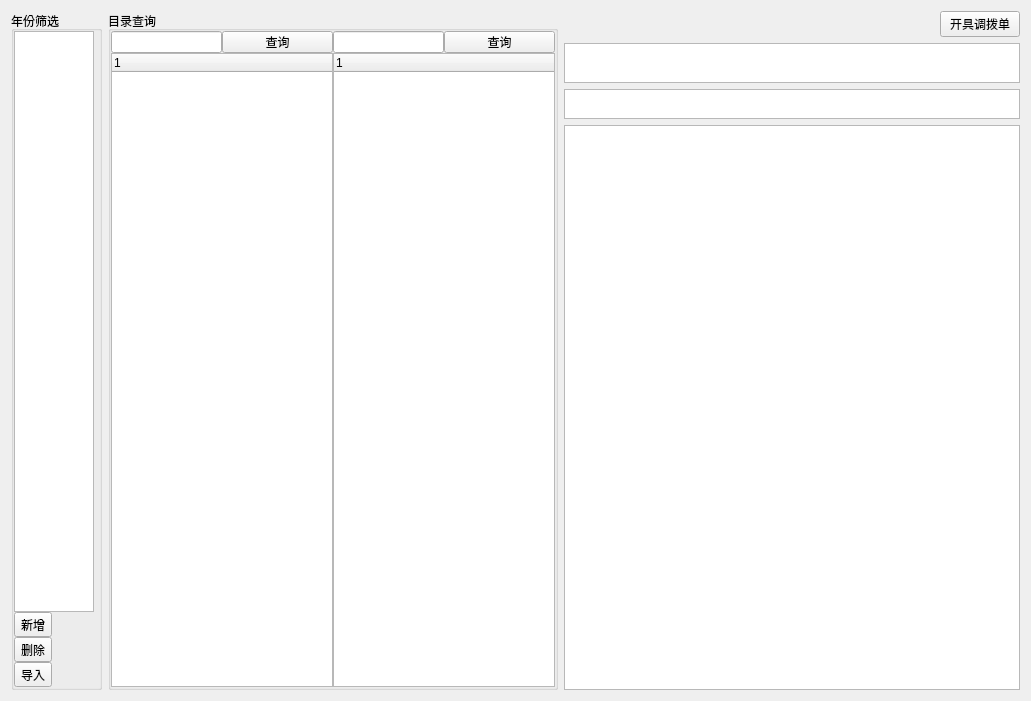
This is widgets/alocatMange/yearListForm.ui in Belos10/Equip as Qt 5 draws it before an edit. The edited form follows.
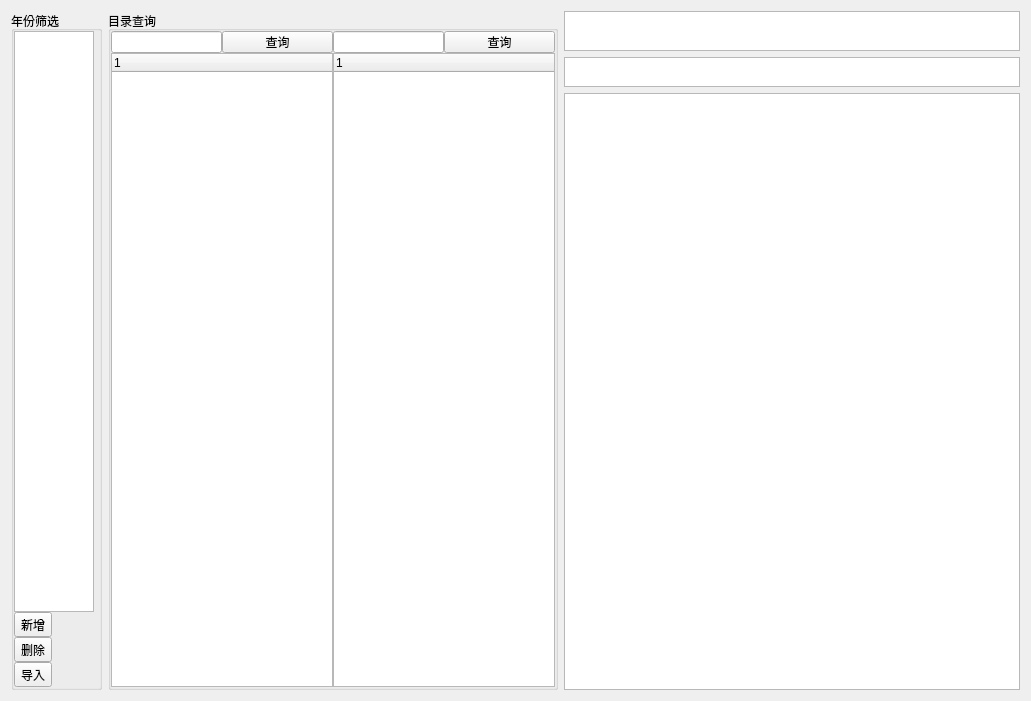
This is the edited form.

The edit to the form file:
```diff
--- a/widgets/alocatMange/yearListForm.ui
+++ b/widgets/alocatMange/yearListForm.ui
@@ -264,28 +264,7 @@
    <item>
     <layout class="QVBoxLayout" name="verticalLayout_4">
      <item>
-      <layout class="QHBoxLayout" name="horizontalLayout_6">
-       <item>
-        <spacer name="horizontalSpacer">
-         <property name="orientation">
-          <enum>Qt::Horizontal</enum>
-         </property>
-         <property name="sizeHint" stdset="0">
-          <size>
-           <width>40</width>
-           <height>20</height>
-          </size>
-         </property>
-        </spacer>
-       </item>
-       <item>
-        <widget class="QPushButton" name="pb_issueOrderForm">
-         <property name="text">
-          <string>开具调拨单</string>
-         </property>
-        </widget>
-       </item>
-      </layout>
+      <layout class="QHBoxLayout" name="horizontalLayout_6"/>
      </item>
      <item>
       <widget class="QTextBrowser" name="txt_disturbPlanYear">
```
